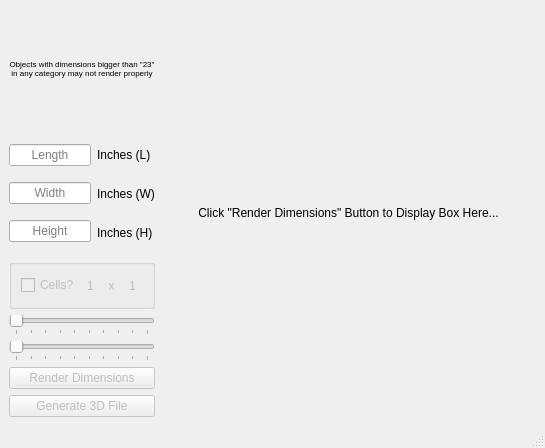
Qt form Stor3d/Stor3d.ui (wassupwolves/Capstone) before a commit.
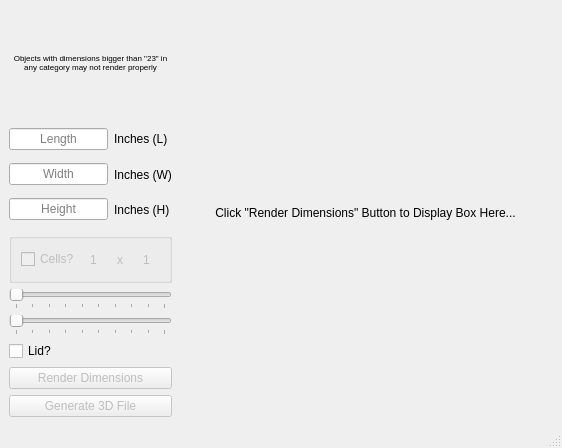
The same form after that commit.

Patch:
```diff
--- a/Stor3d/Stor3d.ui
+++ b/Stor3d/Stor3d.ui
@@ -6,7 +6,7 @@
    <rect>
     <x>0</x>
     <y>0</y>
-    <width>545</width>
+    <width>562</width>
     <height>448</height>
    </rect>
   </property>
@@ -230,6 +230,16 @@
         </property>
        </widget>
       </item>
+      <item>
+       <widget class="QCheckBox" name="lidCheckBox">
+        <property name="layoutDirection">
+         <enum>Qt::LeftToRight</enum>
+        </property>
+        <property name="text">
+         <string>Lid?</string>
+        </property>
+       </widget>
+      </item>
       <item>
        <widget class="QPushButton" name="renderDimensions">
         <property name="enabled">
```
Left out of the diff: 2 changed lines with no effect on the pictures.
